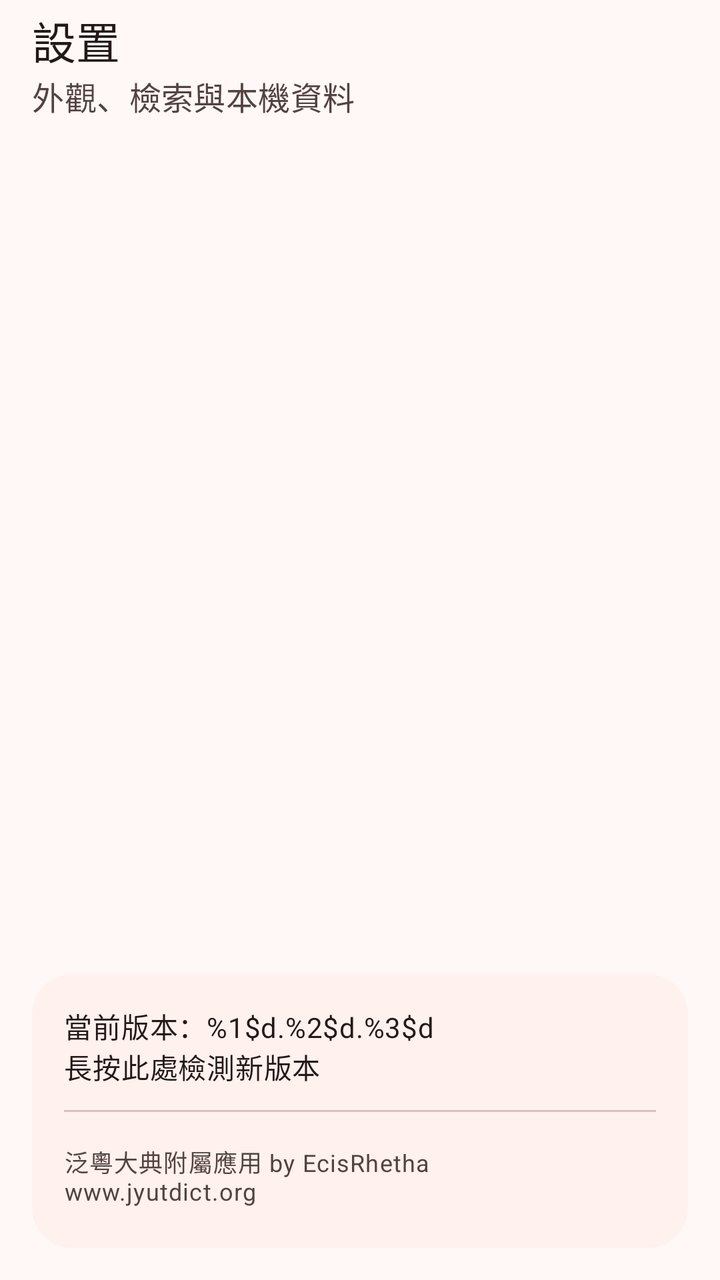
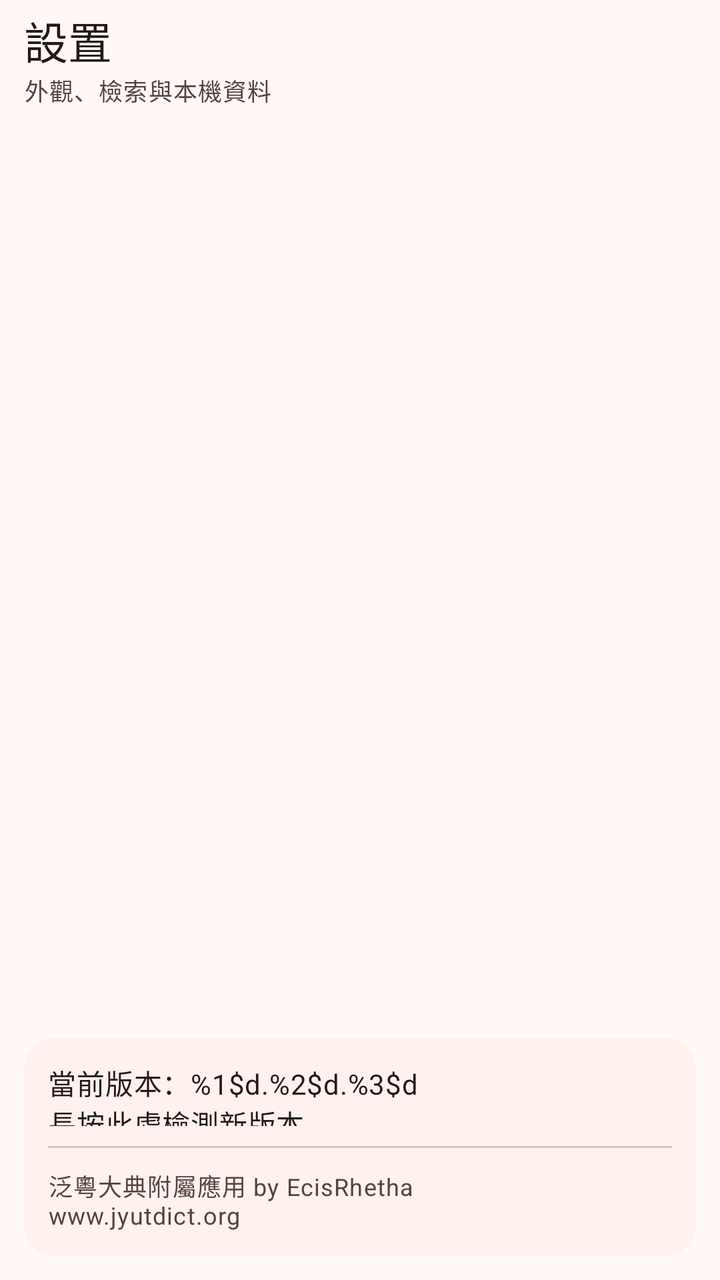

An Android layout rendered at two revisions. The XML below is the earlier revision; the diff shows what the commit changed to produce the second picture.
<!-- AndroidManifest.xml: application theme AppTheme -->
<!-- res/layout/activity_settings.xml -->
<?xml version="1.0" encoding="utf-8"?>
<LinearLayout xmlns:android="http://schemas.android.com/apk/res/android"
    xmlns:app="http://schemas.android.com/apk/res-auto"
    android:layout_width="match_parent"
    android:layout_height="match_parent"
    android:fitsSystemWindows="true"
    android:orientation="vertical">

    <com.google.android.material.appbar.MaterialToolbar
        android:id="@+id/toolbar"
        style="@style/Widget.Jyutdict.Toolbar"
        android:layout_width="match_parent"
        android:layout_height="@dimen/top_app_bar_height"
        app:subtitle="@string/settings_supporting_text"
        app:title="@string/title_activity_settings" />

    <FrameLayout
        android:id="@+id/settings"
        android:layout_width="match_parent"
        android:layout_height="0dp"
        android:layout_weight="1" />

    <com.google.android.material.card.MaterialCardView
        style="@style/Widget.Material3.CardView.Filled"
        android:layout_width="match_parent"
        android:layout_height="wrap_content"
        android:layout_marginStart="@dimen/space_lg"
        android:layout_marginEnd="@dimen/space_lg"
        android:layout_marginBottom="@dimen/space_lg"
        app:cardBackgroundColor="?attr/colorSurfaceContainerLow"
        app:cardCornerRadius="@dimen/card_corner_radius"
        app:cardElevation="0dp">

        <LinearLayout
            android:layout_width="match_parent"
            android:layout_height="wrap_content"
            android:orientation="vertical"
            android:paddingVertical="@dimen/space_xs">

            <com.google.android.material.button.MaterialButton
                android:id="@+id/btn_check_version"
                style="@style/Widget.Jyutdict.TextButton"
                android:layout_width="match_parent"
                android:layout_height="64dp"
                android:gravity="start|center_vertical"
                android:paddingHorizontal="@dimen/space_lg"
                android:text="@string/app_version"
                android:textAppearance="@style/TextAppearance.Material3.BodyMedium"
                android:textColor="?attr/colorOnSurface" />

            <View
                android:layout_width="match_parent"
                android:layout_height="1dp"
                android:layout_marginStart="@dimen/space_lg"
                android:layout_marginEnd="@dimen/space_lg"
                android:background="?attr/colorOutlineVariant" />

            <com.google.android.material.button.MaterialButton
                android:id="@+id/btn_about"
                style="@style/Widget.Jyutdict.TextButton"
                android:layout_width="match_parent"
                android:layout_height="64dp"
                android:gravity="start|center_vertical"
                android:paddingHorizontal="@dimen/space_lg"
                android:text="@string/app_about"
                android:textAppearance="@style/TextAppearance.Material3.BodySmall"
                android:textColor="?attr/colorOnSurfaceVariant" />

        </LinearLayout>

    </com.google.android.material.card.MaterialCardView>

</LinearLayout>
<!-- resources referenced by this layout -->
<resources>
  <dimen name="card_corner_radius">20dp</dimen>
  <dimen name="space_lg">16dp</dimen>
  <dimen name="space_xs">4dp</dimen>
  <dimen name="top_app_bar_height">64dp</dimen>
  <string name="app_about">泛粵大典附屬應用 by EcisRhetha\nwww.jyutdict.org</string>
  <string name="app_version">當前版本：%1$d.%2$d.%3$d\n長按此處檢測新版本</string>
  <string name="settings_supporting_text">外觀、檢索與本機資料</string>
  <string name="title_activity_settings">設置</string>
  <style name="Widget.Jyutdict.TextButton" parent="Widget.Material3.Button.TextButton">
          <item name="android:minHeight">48dp</item>
          <item name="android:minWidth">0dp</item>
          <item name="android:textAppearance">@style/TextAppearance.Material3.LabelLarge</item>
          <item name="android:textAllCaps">false</item>
      </style>
  <style name="Widget.Jyutdict.Toolbar" parent="Widget.Material3.Toolbar.Surface">
          <item name="android:minHeight">64dp</item>
          <item name="android:background">?attr/colorSurface</item>
          <item name="titleTextColor">?attr/colorOnSurface</item>
          <item name="subtitleTextColor">?attr/colorOnSurfaceVariant</item>
          <item name="navigationIconTint">?attr/colorOnSurfaceVariant</item>
          <item name="titleTextAppearance">@style/TextAppearance.Material3.TitleLarge</item>
          <item name="contentInsetStart">16dp</item>
          <item name="contentInsetEnd">8dp</item>
          <item name="contentInsetStartWithNavigation">8dp</item>
      </style>
  <color name="md_theme_light_primary">#9B2F24</color>
  <color name="md_theme_light_onPrimary">#FFFFFF</color>
  <color name="md_theme_light_primaryContainer">#FFDAD5</color>
  <color name="md_theme_light_onPrimaryContainer">#3F0502</color>
  <color name="md_theme_light_secondary">#775651</color>
  <color name="md_theme_light_onSecondary">#FFFFFF</color>
  <color name="md_theme_light_secondaryContainer">#FFDAD5</color>
  <color name="md_theme_light_onSecondaryContainer">#2C1512</color>
  <color name="md_theme_light_tertiary">#705C2E</color>
  <color name="md_theme_light_onTertiary">#FFFFFF</color>
  <color name="md_theme_light_tertiaryContainer">#FBDFA6</color>
  <color name="md_theme_light_onTertiaryContainer">#261A00</color>
  <color name="md_theme_light_error">#BA1A1A</color>
  <color name="md_theme_light_onError">#FFFFFF</color>
  <color name="md_theme_light_errorContainer">#FFDAD6</color>
  <color name="md_theme_light_onErrorContainer">#410002</color>
  <color name="md_theme_light_background">#FFF8F6</color>
  <color name="md_theme_light_onBackground">#231918</color>
  <color name="md_theme_light_surface">#FFF8F6</color>
  <color name="md_theme_light_onSurface">#231918</color>
  <color name="md_theme_light_surfaceVariant">#F5DDDA</color>
  <color name="md_theme_light_onSurfaceVariant">#534341</color>
  <color name="md_theme_light_outline">#857370</color>
  <color name="md_theme_light_outlineVariant">#D8C2BE</color>
  <color name="md_theme_light_surfaceContainerLowest">#FFFFFF</color>
  <color name="md_theme_light_surfaceContainerLow">#FFF1EE</color>
  <color name="md_theme_light_surfaceContainer">#FCEAE7</color>
  <color name="md_theme_light_surfaceContainerHigh">#F7E4E1</color>
  <color name="md_theme_light_surfaceContainerHighest">#F1DEDB</color>
  <style name="ThemeOverlay.Jyutdict.MaterialAlertDialog" parent="ThemeOverlay.Material3.MaterialAlertDialog">
          <item name="shapeAppearanceOverlay">@style/ShapeAppearanceOverlay.Jyutdict.Dialog</item>
      </style>
  <style name="ShapeAppearanceOverlay.Jyutdict.Dialog" parent="">
          <item name="cornerFamily">rounded</item>
          <item name="cornerSize">28dp</item>
      </style>
  <!-- unchanged entries left out for length: 1 -->
</resources>

<!-- the commit's change to res/layout/activity_settings.xml (unified diff, before → after) -->
@@ -24,9 +24,9 @@
         style="@style/Widget.Material3.CardView.Filled"
         android:layout_width="match_parent"
         android:layout_height="wrap_content"
-        android:layout_marginStart="@dimen/space_lg"
-        android:layout_marginEnd="@dimen/space_lg"
-        android:layout_marginBottom="@dimen/space_lg"
+        android:layout_marginStart="@dimen/space_md"
+        android:layout_marginEnd="@dimen/space_md"
+        android:layout_marginBottom="@dimen/space_md"
         app:cardBackgroundColor="?attr/colorSurfaceContainerLow"
         app:cardCornerRadius="@dimen/card_corner_radius"
         app:cardElevation="0dp">
@@ -35,15 +35,15 @@
             android:layout_width="match_parent"
             android:layout_height="wrap_content"
             android:orientation="vertical"
-            android:paddingVertical="@dimen/space_xs">
+            android:paddingVertical="2dp">
 
             <com.google.android.material.button.MaterialButton
                 android:id="@+id/btn_check_version"
                 style="@style/Widget.Jyutdict.TextButton"
                 android:layout_width="match_parent"
-                android:layout_height="64dp"
+                android:layout_height="52dp"
                 android:gravity="start|center_vertical"
-                android:paddingHorizontal="@dimen/space_lg"
+                android:paddingHorizontal="@dimen/space_md"
                 android:text="@string/app_version"
                 android:textAppearance="@style/TextAppearance.Material3.BodyMedium"
                 android:textColor="?attr/colorOnSurface" />
@@ -51,17 +51,17 @@
             <View
                 android:layout_width="match_parent"
                 android:layout_height="1dp"
-                android:layout_marginStart="@dimen/space_lg"
-                android:layout_marginEnd="@dimen/space_lg"
+                android:layout_marginStart="@dimen/space_md"
+                android:layout_marginEnd="@dimen/space_md"
                 android:background="?attr/colorOutlineVariant" />
 
             <com.google.android.material.button.MaterialButton
                 android:id="@+id/btn_about"
                 style="@style/Widget.Jyutdict.TextButton"
                 android:layout_width="match_parent"
-                android:layout_height="64dp"
+                android:layout_height="52dp"
                 android:gravity="start|center_vertical"
-                android:paddingHorizontal="@dimen/space_lg"
+                android:paddingHorizontal="@dimen/space_md"
                 android:text="@string/app_about"
                 android:textAppearance="@style/TextAppearance.Material3.BodySmall"
                 android:textColor="?attr/colorOnSurfaceVariant" />
<!-- resource entries referenced after the edit -->
@@ -1,28 +1,28 @@
 <!-- resources referenced by this layout -->
 <resources>
-  <dimen name="card_corner_radius">20dp</dimen>
-  <dimen name="space_lg">16dp</dimen>
-  <dimen name="space_xs">4dp</dimen>
-  <dimen name="top_app_bar_height">64dp</dimen>
+  <dimen name="card_corner_radius">16dp</dimen>
+  <dimen name="space_md">12dp</dimen>
+  <dimen name="top_app_bar_height">56dp</dimen>
   <string name="app_about">泛粵大典附屬應用 by EcisRhetha\nwww.jyutdict.org</string>
   <string name="app_version">當前版本：%1$d.%2$d.%3$d\n長按此處檢測新版本</string>
   <string name="settings_supporting_text">外觀、檢索與本機資料</string>
   <string name="title_activity_settings">設置</string>
   <style name="Widget.Jyutdict.TextButton" parent="Widget.Material3.Button.TextButton">
-          <item name="android:minHeight">48dp</item>
+          <item name="android:minHeight">40dp</item>
           <item name="android:minWidth">0dp</item>
           <item name="android:textAppearance">@style/TextAppearance.Material3.LabelLarge</item>
           <item name="android:textAllCaps">false</item>
       </style>
   <style name="Widget.Jyutdict.Toolbar" parent="Widget.Material3.Toolbar.Surface">
-          <item name="android:minHeight">64dp</item>
+          <item name="android:minHeight">56dp</item>
           <item name="android:background">?attr/colorSurface</item>
           <item name="titleTextColor">?attr/colorOnSurface</item>
           <item name="subtitleTextColor">?attr/colorOnSurfaceVariant</item>
           <item name="navigationIconTint">?attr/colorOnSurfaceVariant</item>
           <item name="titleTextAppearance">@style/TextAppearance.Material3.TitleLarge</item>
-          <item name="contentInsetStart">16dp</item>
-          <item name="contentInsetEnd">8dp</item>
+          <item name="subtitleTextAppearance">@style/TextAppearance.Material3.BodySmall</item>
+          <item name="contentInsetStart">12dp</item>
+          <item name="contentInsetEnd">4dp</item>
           <item name="contentInsetStartWithNavigation">8dp</item>
       </style>
   <color name="md_theme_light_primary">#9B2F24</color>
